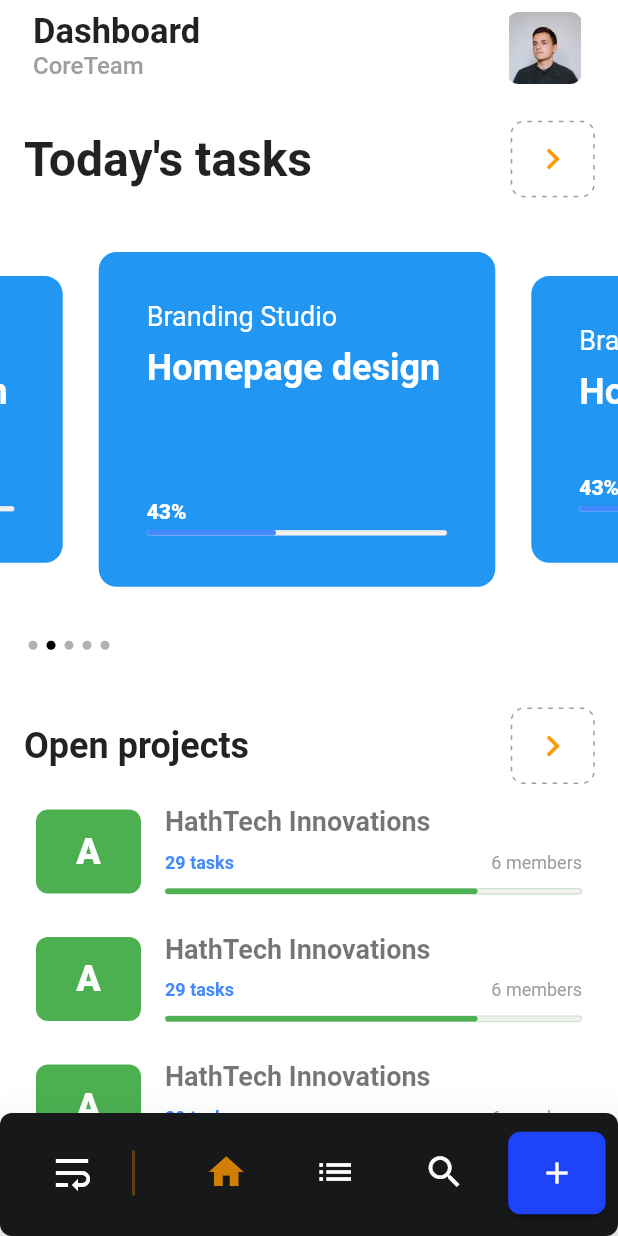
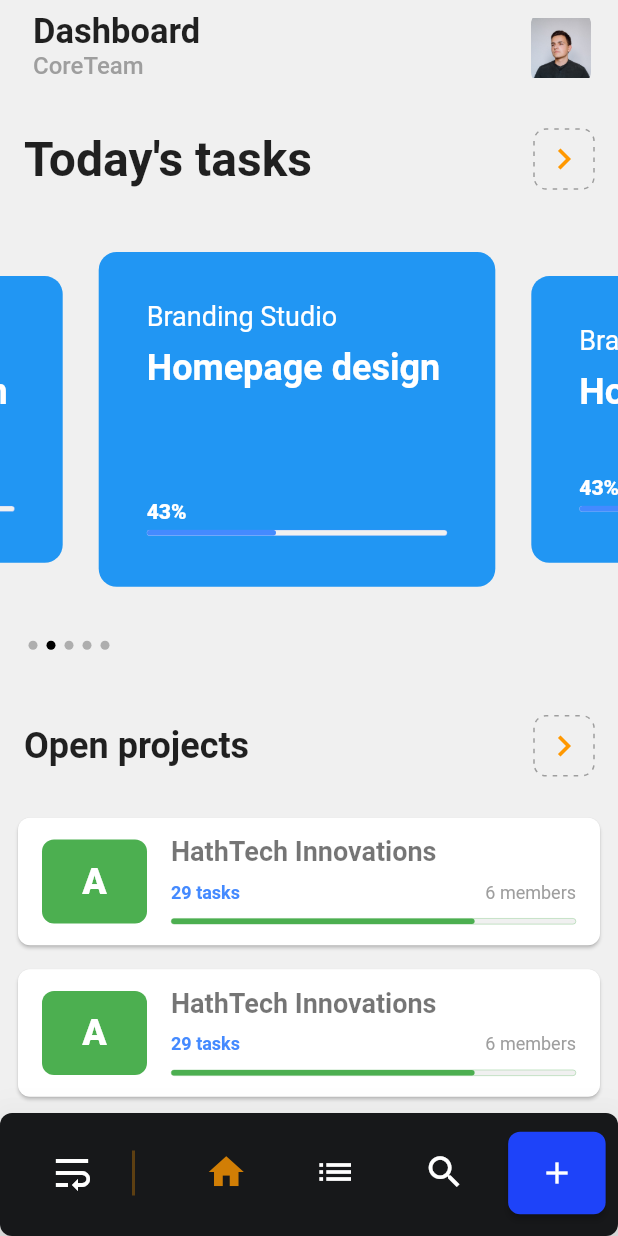
Before and after one commit to HathTech/Flutter-Task-App, a Flutter app: the screen it shows after launch, on a phone screen of 412 x 824 dp. Run offline on Flutter 3.47's test engine with Material 2 defaults, Android fonts, the phone set to English and light mode, and no system bars; our stand-ins replace path_drawing; Roboto replaces fonts that are missing (Montserrat, SF).

Commit message:
design tweaks - added card for projects, padding fixed, dotted border size fixed

```diff
--- a/lib/screens/dashboad.dart
+++ b/lib/screens/dashboad.dart
@@ -65,6 +65,9 @@ class Dashboard extends StatelessWidget {
                     strokeWidth: 1,
                     dashPattern: [3, 4]),
               ),
+              SizedBox(
+                height: 12.0,
+              ),
               Container(
                 child: ListView.builder(
                   shrinkWrap: true,
--- a/lib/screens/home.dart
+++ b/lib/screens/home.dart
@@ -38,7 +38,7 @@ class HomeState extends State<Home> {
       appBar: AppBar(
         elevation: 0.0,
         automaticallyImplyLeading: true,
-        backgroundColor: Colors.white,
+        backgroundColor: Color(0xfff0f0f0),
         centerTitle: false,
         title: Padding(
           padding: const EdgeInsets.only(left: 6.0, top: 5.0),
@@ -63,14 +63,14 @@ class HomeState extends State<Home> {
         ),
         actions: <Widget>[
           Padding(
-            padding: const EdgeInsets.only(right: 24.0, top: 8.0),
+            padding: const EdgeInsets.only(right: 18.0, top: 8.0),
             child: Container(
               decoration: BoxDecoration(
                   borderRadius: new BorderRadius.circular(8.0),
                   image:
                       DecorationImage(image: AssetImage("assets/user.jpeg"))),
-              width: 50.0,
-              height: 60.0,
+              width: 40.0,
+              height: 40.0,
             ),
           ),
         ],
@@ -91,7 +91,7 @@ class HomeState extends State<Home> {
               padding: const EdgeInsets.only(bottom: 0.0),
               child: CustomBottomNav(updateIndex),
             ),
-            backgroundColor: Colors.white,
+            backgroundColor: Color(0xfff0f0f0),
           )),
     );
   }
--- a/lib/widgets/heading.dart
+++ b/lib/widgets/heading.dart
@@ -13,8 +13,8 @@ class Heading extends StatelessWidget {
       child: ListTile(
         leading: text,
         trailing: Container(
-          height: 50,
-          width: 55,
+          height: 40,
+          width: 40,
           child: button,
         ),
       ),
--- a/lib/widgets/project_card_tile.dart
+++ b/lib/widgets/project_card_tile.dart
@@ -16,7 +16,13 @@ class ProjectCardTile extends StatelessWidget {
   Widget build(BuildContext context) {
     var rng = new math.Random.secure();
     return Padding(
-        padding: EdgeInsets.only(left: 8.0, right: 8.0, top: 8.0, bottom: 8.0),
+        padding: EdgeInsets.only(left: 8.0, right: 8.0, top: 4.0, bottom: 4.0),
+        child: Card(
+          elevation: 1.0,
+          shape:
+              RoundedRectangleBorder(borderRadius: BorderRadius.circular(8.0)),
+          child: Padding(
+            padding: const EdgeInsets.only(top: 8.0, bottom: 8),
             child: ListTile(
               leading: Container(
                 child: Center(
@@ -89,6 +95,8 @@ class ProjectCardTile extends StatelessWidget {
                   ),
                 ],
               ),
+            ),
+          ),
         ));
   }
 }
```
Lines whose indentation alone changed are shown as unchanged.
